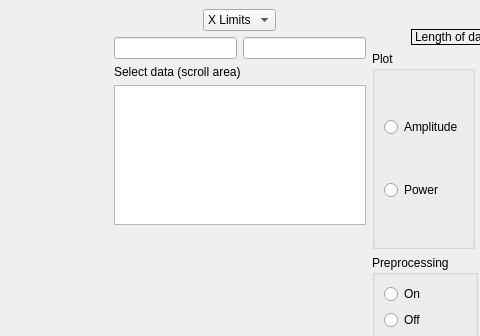
luphysics/PyMODA, file res/layout/window_time_freq.ui: the form before one commit; both pictures show x 784 to 1264 and y 0 to 336 of the 1496 by 766 pixel window.
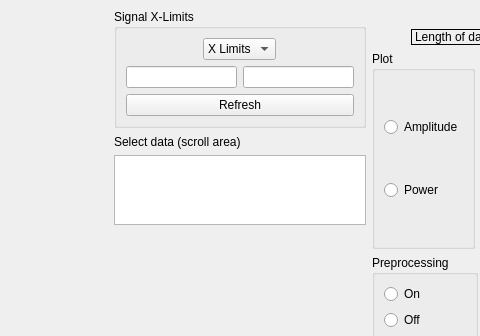
The form after the commit. Custom widgets are drawn as their Qt base class.

Commit message: Bind SignalPlot zooming to x-limit line edits

Diff of the .ui file:
```diff
--- a/res/layout/window_time_freq.ui
+++ b/res/layout/window_time_freq.ui
@@ -37,32 +37,8 @@
          </layout>
         </item>
         <item row="0" column="1">
-         <layout class="QGridLayout" name="gridLayout_4" rowstretch="2,2,2">
-          <item row="0" column="0">
-           <layout class="QGridLayout" name="gridLayout_7" rowstretch="0,0" columnstretch="0,0">
-            <item row="1" column="0">
-             <widget class="QLineEdit" name="start_limits_window"/>
-            </item>
-            <item row="1" column="1">
-             <widget class="QLineEdit" name="end_limits_window"/>
-            </item>
-            <item row="0" column="0" colspan="2" alignment="Qt::AlignHCenter">
-             <widget class="QComboBox" name="combo_limits">
-              <item>
-               <property name="text">
-                <string>X Limits</string>
-               </property>
-              </item>
-              <item>
-               <property name="text">
-                <string>Y Limits</string>
-               </property>
-              </item>
-             </widget>
-            </item>
-           </layout>
-          </item>
-          <item row="1" column="0" rowspan="2">
+         <layout class="QGridLayout" name="gridLayout_4" rowstretch="2,2,2,0">
+          <item row="2" column="0" rowspan="2">
            <layout class="QVBoxLayout" name="verticalLayout">
             <item>
              <widget class="QLabel" name="label_2">
@@ -79,6 +55,42 @@
             </item>
            </layout>
           </item>
+          <item row="0" column="0">
+           <widget class="QGroupBox" name="">
+            <property name="title">
+             <string>Signal X-Limits</string>
+            </property>
+            <layout class="QGridLayout" name="gridLayout_7" rowstretch="0,0,0,0,0,0,0" columnstretch="0,0">
+             <item row="4" column="1">
+              <widget class="QLineEdit" name="line_xlim2"/>
+             </item>
+             <item row="0" column="0" colspan="2" alignment="Qt::AlignHCenter">
+              <widget class="QComboBox" name="combo_limits">
+               <item>
+                <property name="text">
+                 <string>X Limits</string>
+                </property>
+               </item>
+               <item>
+                <property name="text">
+                 <string>Y Limits</string>
+                </property>
+               </item>
+              </widget>
+             </item>
+             <item row="4" column="0">
+              <widget class="QLineEdit" name="line_xlim1"/>
+             </item>
+             <item row="5" column="0" colspan="2">
+              <widget class="QPushButton" name="btn_refresh">
+               <property name="text">
+                <string>Refresh</string>
+               </property>
+              </widget>
+             </item>
+            </layout>
+           </widget>
+          </item>
          </layout>
         </item>
         <item row="1" column="1">
```
The commit also changes 13 other files.
